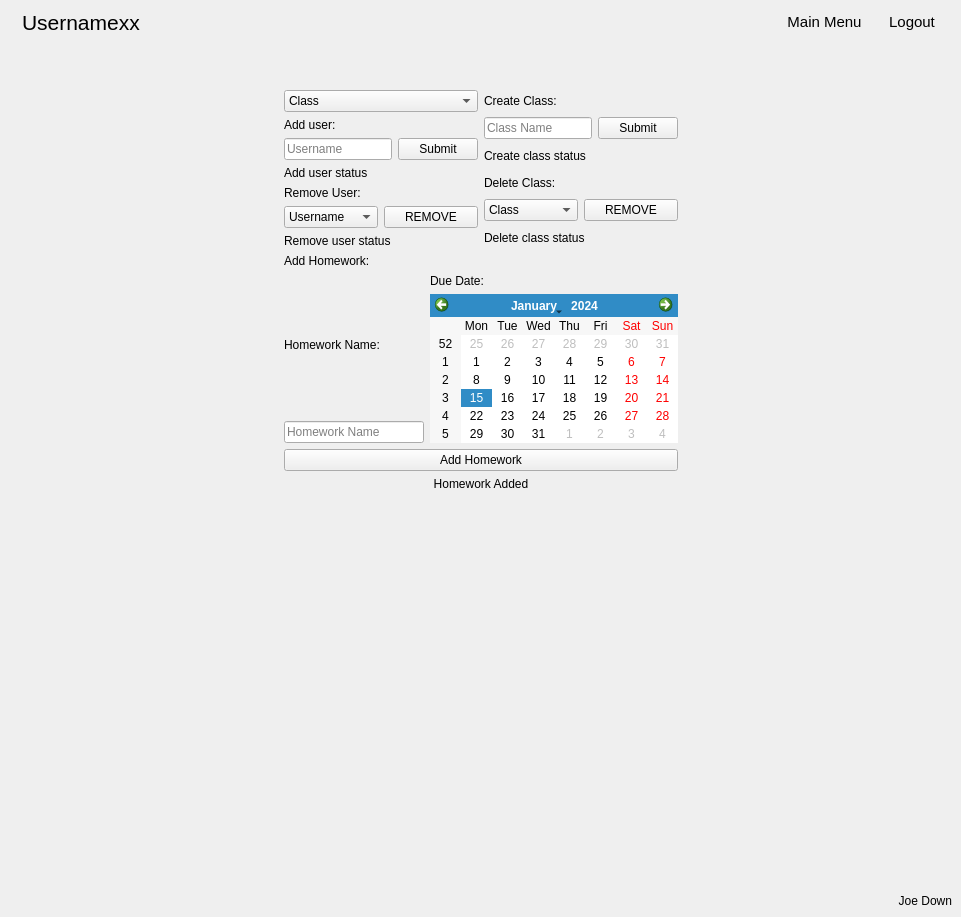
Before: the Qt Designer form window.ui in AnthropomorphicMonkey/Coursework, drawn with Qt 5.
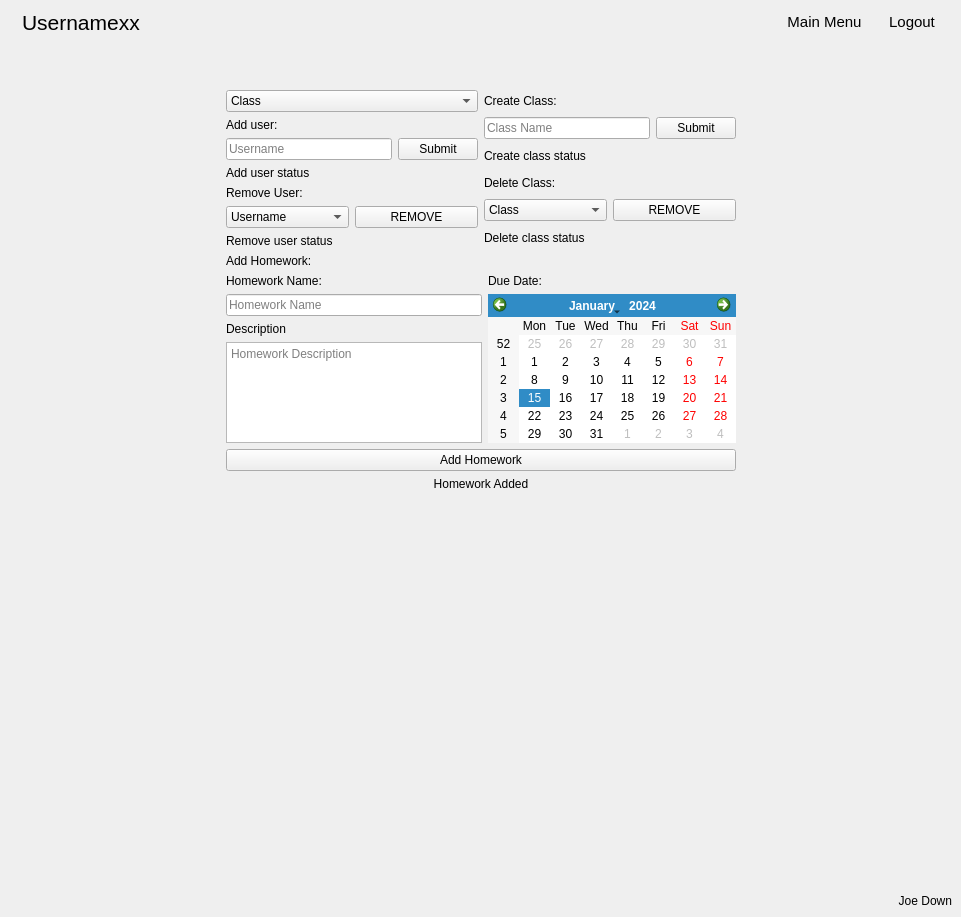
After: the same form once the commit is applied. The open tabs and pages were chosen to show the change. Icons and pictures are not drawn.

```diff
--- a/window.ui
+++ b/window.ui
@@ -1359,18 +1359,6 @@
       </widget>
       <widget class="QWidget" name="homework_select_page">
        <layout class="QVBoxLayout" name="verticalLayout_16">
-        <item>
-         <widget class="QLabel" name="label_3">
-          <property name="font">
-           <font>
-            <pointsize>11</pointsize>
-           </font>
-          </property>
-          <property name="text">
-           <string>Homework</string>
-          </property>
-         </widget>
-        </item>
         <item>
          <spacer name="verticalSpacer_39">
           <property name="orientation">
@@ -2321,6 +2309,20 @@
                   </property>
                  </widget>
                 </item>
+                <item>
+                 <widget class="QLabel" name="label_3">
+                  <property name="text">
+                   <string>Description</string>
+                  </property>
+                 </widget>
+                </item>
+                <item>
+                 <widget class="QTextEdit" name="admin_homework_description_input">
+                  <property name="placeholderText">
+                   <string>Homework Description</string>
+                  </property>
+                 </widget>
+                </item>
                </layout>
               </item>
               <item>
```
Left out of the diff: 22 changed lines with no effect on the pictures.
